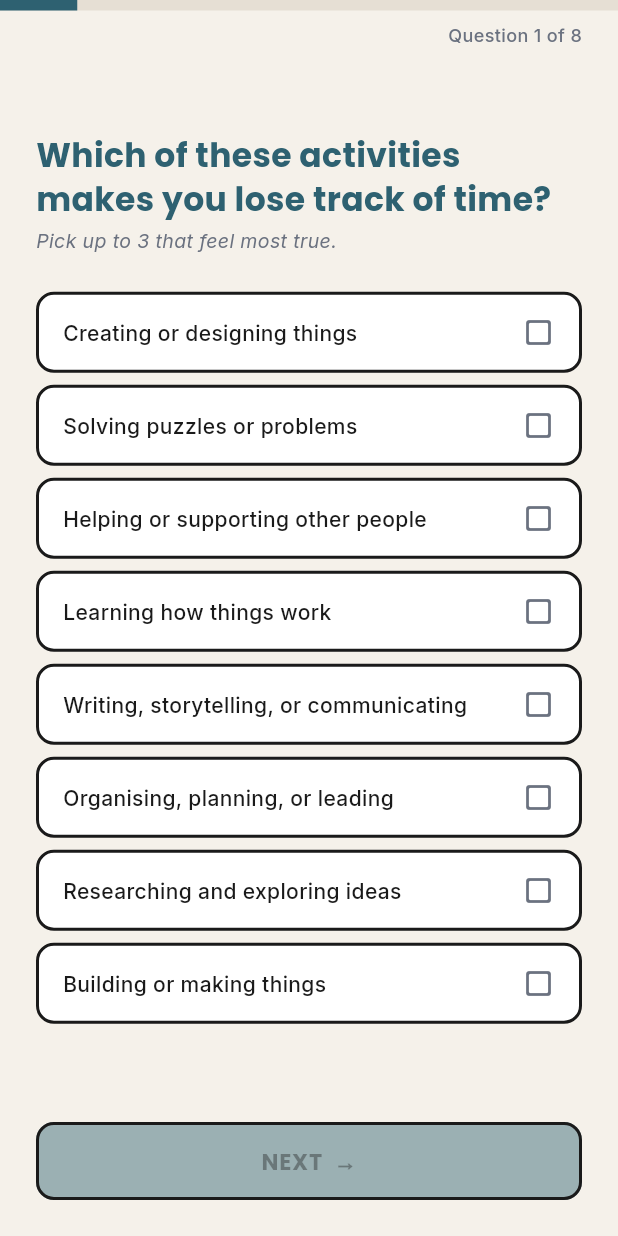
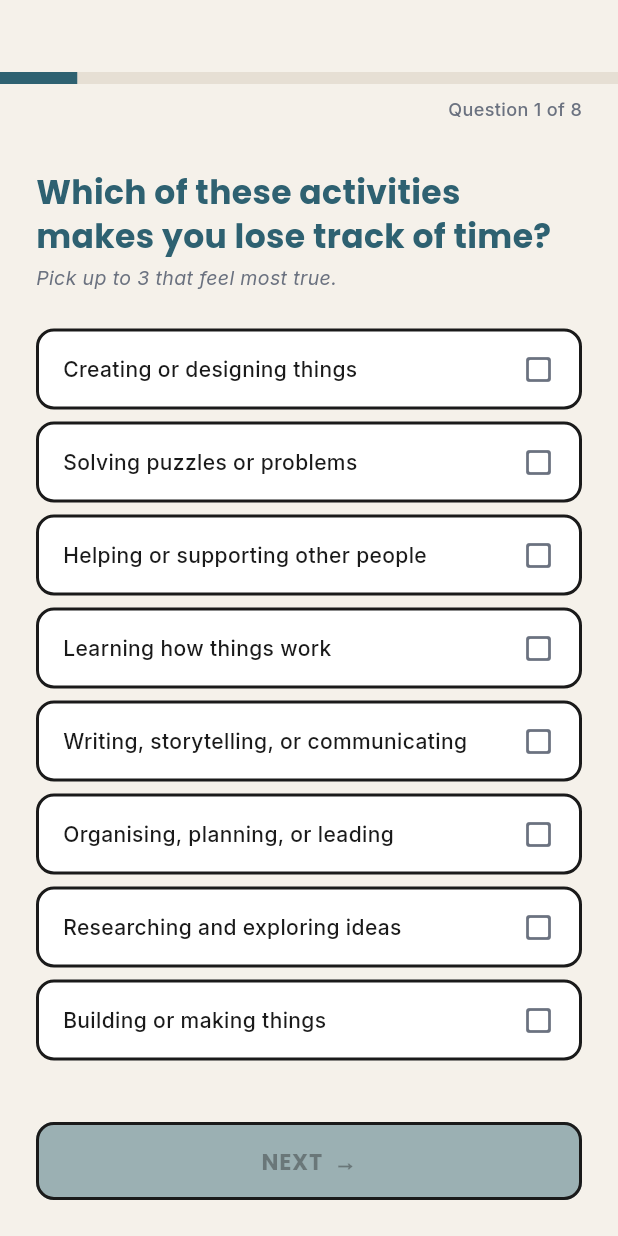
Before and after one commit to MI-TECHDLIN/drim-ai, a Flutter app: the QuizScreen screen opened by its route, on a phone screen of 412 x 824 dp. Run offline on Flutter 3.47's test engine with Material 3 defaults, Android fonts, the phone set to English and light mode, and no system bars; our stand-ins replace flutter_riverpod, go_router, google_fonts, supabase_flutter; accounts and stored records are empty.

Commit message:
fix: overflow for questions progressbar

```diff
--- a/lib/features/quiz/quiz_screen.dart
+++ b/lib/features/quiz/quiz_screen.dart
@@ -122,15 +122,20 @@ class _QuizScreenState extends ConsumerState<QuizScreen> {
       body: Column(
         children: [
           // ── Full-width teal progress bar (edge to edge, above safe area) ──
-          TweenAnimationBuilder<double>(
+          Padding(
+            padding: const EdgeInsets.only(top: AppSpacing.xxl),
+            child: TweenAnimationBuilder<double>(
               tween: Tween(begin: 0.0, end: progress),
               duration: const Duration(milliseconds: 400),
               curve: Curves.easeOut,
               builder: (context, val, _) => LinearProgressIndicator(
                 value: val,
                 backgroundColor: AppColors.line,
-              valueColor: const AlwaysStoppedAnimation<Color>(AppColors.anchor),
-              minHeight: 7,
+                valueColor: const AlwaysStoppedAnimation<Color>(
+                  AppColors.anchor,
+                ),
+                minHeight: 8,
+              ),
             ),
           ),
 
```
Lines whose indentation alone changed are shown as unchanged.
